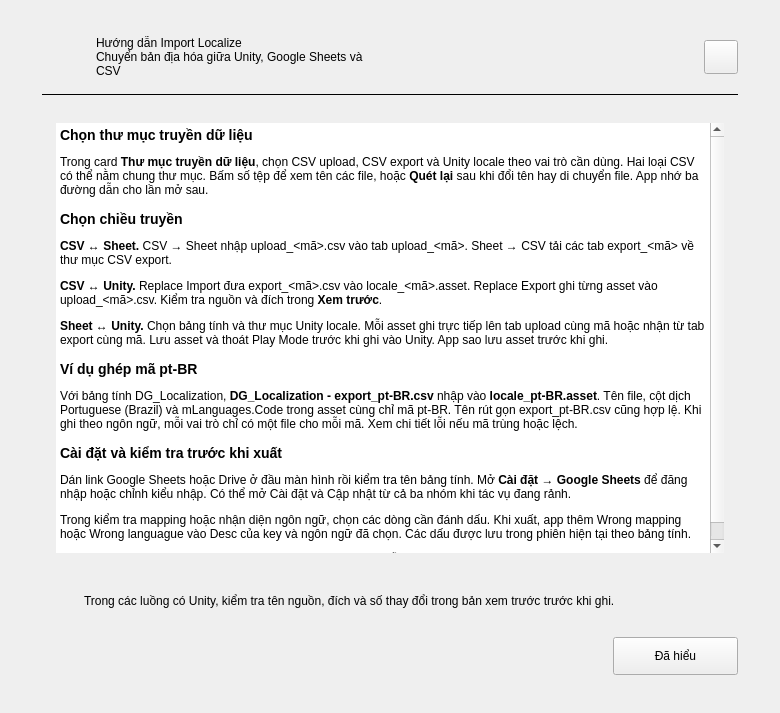
This is src/import_localize/ui/forms/help_dialog.ui in longnguy3n/Import-Localize as Qt 5 draws it before an edit. The edited form follows.
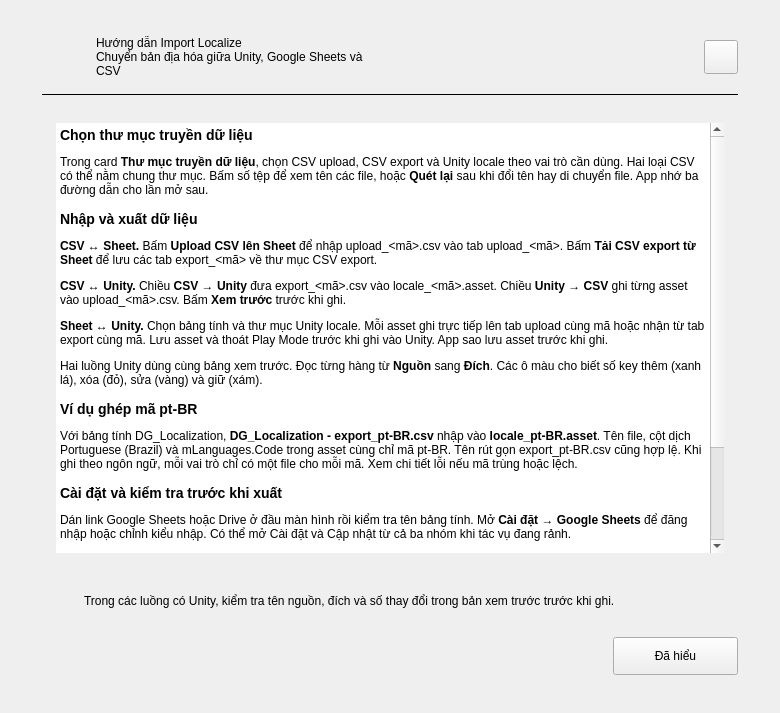
This is the edited form.

Diff of the .ui file:
```diff
--- a/src/import_localize/ui/forms/help_dialog.ui
+++ b/src/import_localize/ui/forms/help_dialog.ui
@@ -177,15 +177,17 @@
            <property name="html">
             <string>&lt;h3&gt;Chọn thư mục truyền dữ liệu&lt;/h3&gt;
 &lt;p&gt;Trong card &lt;b&gt;Thư mục truyền dữ liệu&lt;/b&gt;, chọn CSV upload, CSV export và Unity locale theo vai trò cần dùng. Hai loại CSV có thể nằm chung thư mục. Bấm số tệp để xem tên các file, hoặc &lt;b&gt;Quét lại&lt;/b&gt; sau khi đổi tên hay di chuyển file. App nhớ ba đường dẫn cho lần mở sau.&lt;/p&gt;
-&lt;h3&gt;Chọn chiều truyền&lt;/h3&gt;
-&lt;p&gt;&lt;b&gt;CSV ↔ Sheet.&lt;/b&gt; CSV → Sheet nhập upload_&amp;lt;mã&amp;gt;.csv vào tab upload_&amp;lt;mã&amp;gt;. Sheet → CSV tải các tab export_&amp;lt;mã&amp;gt; về thư mục CSV export.&lt;/p&gt;
-&lt;p&gt;&lt;b&gt;CSV ↔ Unity.&lt;/b&gt; Replace Import đưa export_&amp;lt;mã&amp;gt;.csv vào locale_&amp;lt;mã&amp;gt;.asset. Replace Export ghi từng asset vào upload_&amp;lt;mã&amp;gt;.csv. Kiểm tra nguồn và đích trong &lt;b&gt;Xem trước&lt;/b&gt;.&lt;/p&gt;
+&lt;h3&gt;Nhập và xuất dữ liệu&lt;/h3&gt;
+&lt;p&gt;&lt;b&gt;CSV ↔ Sheet.&lt;/b&gt; Bấm &lt;b&gt;Upload CSV lên Sheet&lt;/b&gt; để nhập upload_&amp;lt;mã&amp;gt;.csv vào tab upload_&amp;lt;mã&amp;gt;. Bấm &lt;b&gt;Tải CSV export từ Sheet&lt;/b&gt; để lưu các tab export_&amp;lt;mã&amp;gt; về thư mục CSV export.&lt;/p&gt;
+&lt;p&gt;&lt;b&gt;CSV ↔ Unity.&lt;/b&gt; Chiều &lt;b&gt;CSV → Unity&lt;/b&gt; đưa export_&amp;lt;mã&amp;gt;.csv vào locale_&amp;lt;mã&amp;gt;.asset. Chiều &lt;b&gt;Unity → CSV&lt;/b&gt; ghi từng asset vào upload_&amp;lt;mã&amp;gt;.csv. Bấm &lt;b&gt;Xem trước&lt;/b&gt; trước khi ghi.&lt;/p&gt;
 &lt;p&gt;&lt;b&gt;Sheet ↔ Unity.&lt;/b&gt; Chọn bảng tính và thư mục Unity locale. Mỗi asset ghi trực tiếp lên tab upload cùng mã hoặc nhận từ tab export cùng mã. Lưu asset và thoát Play Mode trước khi ghi vào Unity. App sao lưu asset trước khi ghi.&lt;/p&gt;
+&lt;p&gt;Hai luồng Unity dùng cùng bảng xem trước. Đọc từng hàng từ &lt;b&gt;Nguồn&lt;/b&gt; sang &lt;b&gt;Đích&lt;/b&gt;. Các ô màu cho biết số key thêm (xanh lá), xóa (đỏ), sửa (vàng) và giữ (xám).&lt;/p&gt;
 &lt;h3&gt;Ví dụ ghép mã pt-BR&lt;/h3&gt;
 &lt;p&gt;Với bảng tính DG_Localization, &lt;b&gt;DG_Localization - export_pt-BR.csv&lt;/b&gt; nhập vào &lt;b&gt;locale_pt-BR.asset&lt;/b&gt;. Tên file, cột dịch Portuguese (Brazil) và mLanguages.Code trong asset cùng chỉ mã pt-BR. Tên rút gọn export_pt-BR.csv cũng hợp lệ. Khi ghi theo ngôn ngữ, mỗi vai trò chỉ có một file cho mỗi mã. Xem chi tiết lỗi nếu mã trùng hoặc lệch.&lt;/p&gt;
 &lt;h3&gt;Cài đặt và kiểm tra trước khi xuất&lt;/h3&gt;
 &lt;p&gt;Dán link Google Sheets hoặc Drive ở đầu màn hình rồi kiểm tra tên bảng tính. Mở &lt;b&gt;Cài đặt → Google Sheets&lt;/b&gt; để đăng nhập hoặc chỉnh kiểu nhập. Có thể mở Cài đặt và Cập nhật từ cả ba nhóm khi tác vụ đang rảnh.&lt;/p&gt;
-&lt;p&gt;Trong kiểm tra mapping hoặc nhận diện ngôn ngữ, chọn các dòng cần đánh dấu. Khi xuất, app thêm Wrong mapping hoặc Wrong languague vào Desc của key và ngôn ngữ đã chọn. Các dấu được lưu trong phiên hiện tại theo bảng tính.&lt;/p&gt;
+&lt;p&gt;Mở &lt;b&gt;Kiểm tra dữ liệu&lt;/b&gt; từ thanh chung. Với &lt;b&gt;Kiểm tra mapping&lt;/b&gt; và &lt;b&gt;Nhận diện ngôn ngữ&lt;/b&gt;, chọn nguồn CSV upload, CSV export hoặc Unity locale trong menu. &lt;b&gt;Kiểm tra key trùng trong asset…&lt;/b&gt; dùng thư mục Unity locale. &lt;b&gt;So sánh hai CSV…&lt;/b&gt; cho chọn hai bản trong các thư mục CSV.&lt;/p&gt;
+&lt;p&gt;Trong kết quả kiểm tra mapping hoặc nhận diện ngôn ngữ, chọn các dòng cần đánh dấu. Khi xuất, app thêm Wrong mapping hoặc Wrong languague vào Desc của key và ngôn ngữ đã chọn. Các dấu được lưu trong phiên hiện tại theo bảng tính.&lt;/p&gt;
 &lt;p&gt;Ctrl+O mở card thư mục. Ctrl+L trỏ vào ô link. F1 mở hướng dẫn.&lt;/p&gt;</string>
            </property>
            <property name="openExternalLinks">
```
